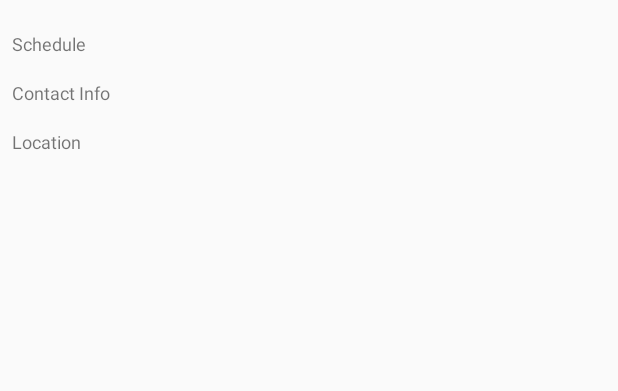
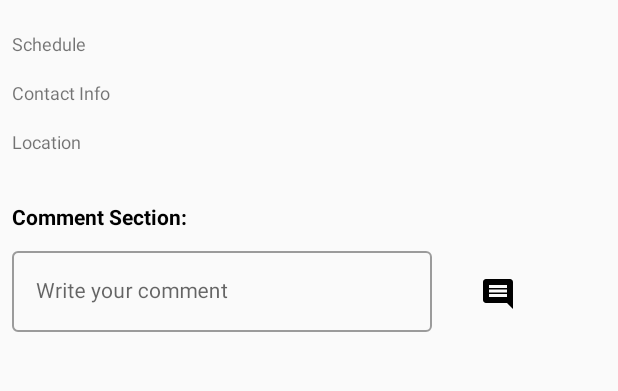
Before and after one commit to Shukq/Project1-Tec, an Android app: the layout activity_restaurant_details.xml on its own in the app's theme, with its tools: preview values and no code run, on a phone screen of 412 x 824 dp, the part 265-656 px from its top. Run offline under Robolectric (Android 15) with nearby library versions, the phone set to English and light mode, and no system bars.

Commit message:
MAPKFWOENGPOEWRNG[K'OJQEBNRGHNKQERbneadokijbnaoser[iknbrtepikonh

```diff
--- a/app/src/main/AndroidManifest.xml
+++ b/app/src/main/AndroidManifest.xml
@@ -1,7 +1,6 @@
 <?xml version="1.0" encoding="utf-8"?>
 <manifest xmlns:android="http://schemas.android.com/apk/res/android"
           package="com.example.project1">
-
     <!--
          The ACCESS_COARSE/FINE_LOCATION permissions are not required to use
          Google Maps Android API v2, but you must specify either coarse or fine
@@ -17,7 +16,8 @@
             android:roundIcon="@mipmap/ic_launcher_round"
             android:supportsRtl="true"
             android:theme="@style/AppTheme">
-
+        <activity android:name=".activities.AddRestActivity">
+        </activity>
         <!--
              The API key for Google Maps-based APIs is defined as a string resource.
              (See the file "res/values/google_maps_api.xml").
--- a/app/src/main/java/com/example/project1/activities/HomeActivity2.kt
+++ b/app/src/main/java/com/example/project1/activities/HomeActivity2.kt
@@ -175,6 +175,8 @@ class HomeActivity2 : AppCompatActivity(), NavigationView.OnNavigationItemSelect
                 Log.e("TORUPLOX","STAHP")
             }
 
+
+
         }
 
         drawer_layout.closeDrawer(GravityCompat.START)
--- a/app/src/main/java/com/example/project1/api/ServiceApi.kt
+++ b/app/src/main/java/com/example/project1/api/ServiceApi.kt
@@ -19,6 +19,12 @@ interface ServiceApi {
     fun logIn(@Body user:HashMap<String, Any>
     ): Call<DefaultResponse>
 
+    @POST("rest/addImg")//convertir imagen con base64
+    fun addImage():Call<DefaultResponse>
+
+    @POST("rest/addRest")
+    fun addRest():Call<Restaurant>
+
     @GET("rest/restList")
     fun getRestaurant():Call<ArrayList<Restaurant>>
 
--- /dev/null
+++ b/app/src/main/res/drawable/ic_comment_black_24dp.xml
@@ -0,0 +1,9 @@
+<vector xmlns:android="http://schemas.android.com/apk/res/android"
+        android:width="24dp"
+        android:height="24dp"
+        android:viewportWidth="24.0"
+        android:viewportHeight="24.0">
+    <path
+        android:fillColor="#FF000000"
+        android:pathData="M21.99,4c0,-1.1 -0.89,-2 -1.99,-2L4,2c-1.1,0 -2,0.9 -2,2v12c0,1.1 0.9,2 2,2h14l4,4 -0.01,-18zM18,14L6,14v-2h12v2zM18,11L6,11L6,9h12v2zM18,8L6,8L6,6h12v2z"/>
+</vector>
--- a/app/src/main/res/layout/activity_restaurant_details.xml
+++ b/app/src/main/res/layout/activity_restaurant_details.xml
@@ -36,6 +36,13 @@
                 app:layout_constraintStart_toStartOf="parent"
                 app:layout_constraintBottom_toBottomOf="parent"
         >
+            <android.support.v7.widget.RecyclerView
+                    android:layout_width="match_parent"
+                    android:layout_height="wrap_content"
+                    app:layout_constraintStart_toStartOf="parent" android:layout_marginStart="8dp"
+                    app:layout_constraintEnd_toEndOf="parent" android:layout_marginEnd="8dp"
+                    app:layout_constraintHorizontal_bias="0.0" android:id="@+id/recycler_restComments"
+                    android:layout_marginTop="8dp" app:layout_constraintTop_toBottomOf="@+id/editTxt_Comment_Layout"/>
             <android.support.v7.widget.RecyclerView
                     android:layout_width="match_parent"
                     android:layout_height="match_parent"
@@ -120,6 +127,42 @@
                     android:id="@+id/img_restLogo" android:layout_marginTop="8dp"
                     app:layout_constraintTop_toTopOf="parent" app:layout_constraintEnd_toEndOf="parent"
                     android:layout_marginEnd="8dp"/>
+            <TextView
+                    android:text="Comment Section:"
+                    android:textStyle="bold"
+                    android:textColor="@android:color/black"
+                    android:layout_width="wrap_content"
+                    android:layout_height="wrap_content"
+                    android:id="@+id/txt_labelComent" app:layout_constraintStart_toStartOf="parent"
+                    android:layout_marginStart="8dp"
+                    android:layout_marginTop="8dp"
+                    app:layout_constraintTop_toBottomOf="@+id/recicler_restImages"/>
+            <android.support.design.widget.TextInputLayout
+                    android:layout_width="300dp"
+                    android:layout_height="wrap_content"
+                    style="@style/Widget.MaterialComponents.TextInputLayout.OutlinedBox"
+                    android:layout_marginTop="8dp"
+                    app:layout_constraintTop_toBottomOf="@+id/txt_labelComent"
+                    app:layout_constraintStart_toStartOf="parent" android:layout_marginStart="8dp"
+                    android:id="@+id/editTxt_Comment_Layout"
+                    app:boxBackgroundColor="@android:color/transparent">
+
+                <EditText
+                        android:layout_width="280dp"
+                        android:layout_height="wrap_content"
+                        android:hint="Write your comment" android:id="@+id/editTxt_Comment" android:textSize="14sp"/>
+            </android.support.design.widget.TextInputLayout>
+            <ImageButton
+                    android:layout_width="wrap_content"
+                    android:layout_height="wrap_content" app:srcCompat="@drawable/ic_comment_black_24dp"
+                    android:id="@+id/btn_addComment" app:layout_constraintStart_toEndOf="@+id/editTxt_Comment_Layout"
+                    android:layout_marginStart="8dp" app:layout_constraintEnd_toEndOf="parent"
+                    android:layout_marginEnd="8dp" android:layout_marginTop="16dp"
+                    app:layout_constraintTop_toBottomOf="@+id/txt_labelComent"
+                    app:layout_constraintHorizontal_bias="0.06"
+                    app:layout_constraintVertical_bias="0.5"
+                    android:background="@android:color/transparent"
+                    android:layout_marginBottom="8dp" app:layout_constraintBottom_toTopOf="@+id/recycler_restComments"/>
         </android.support.constraint.ConstraintLayout>
     </ScrollView>
 
```
Also changed, not shown: app/src/main/java/com/example/project1/activities/AddRestActivity.kt (added, +23 -0 lines), app/src/main/java/com/example/project1/activities/MapFragment.kt (+4 -4 lines), app/src/main/java/com/example/project1/activities/RestaurantDetailsActivity.kt (+33 -0 lines), app/src/main/java/com/example/project1/adapters/CommentAdapter.kt (added, +41 -0 lines), app/src/main/res/drawable/ic_insert_comment_black_24dp.xml (added, +9 -0 lines), app/src/main/res/layout/activity_add_rest.xml (added, +80 -0 lines), app/src/main/res/layout/recycle_commentrest.xml (added, +15 -0 lines), app/src/main/res/menu/details_activity.xml (added, +8 -0 lines).
